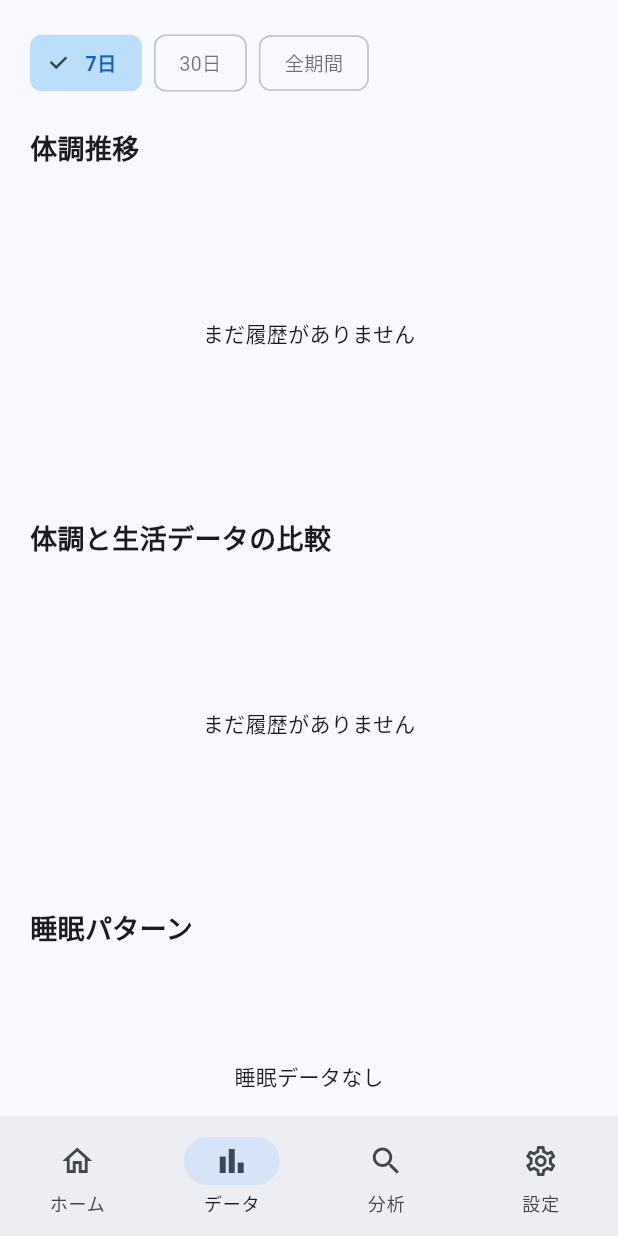
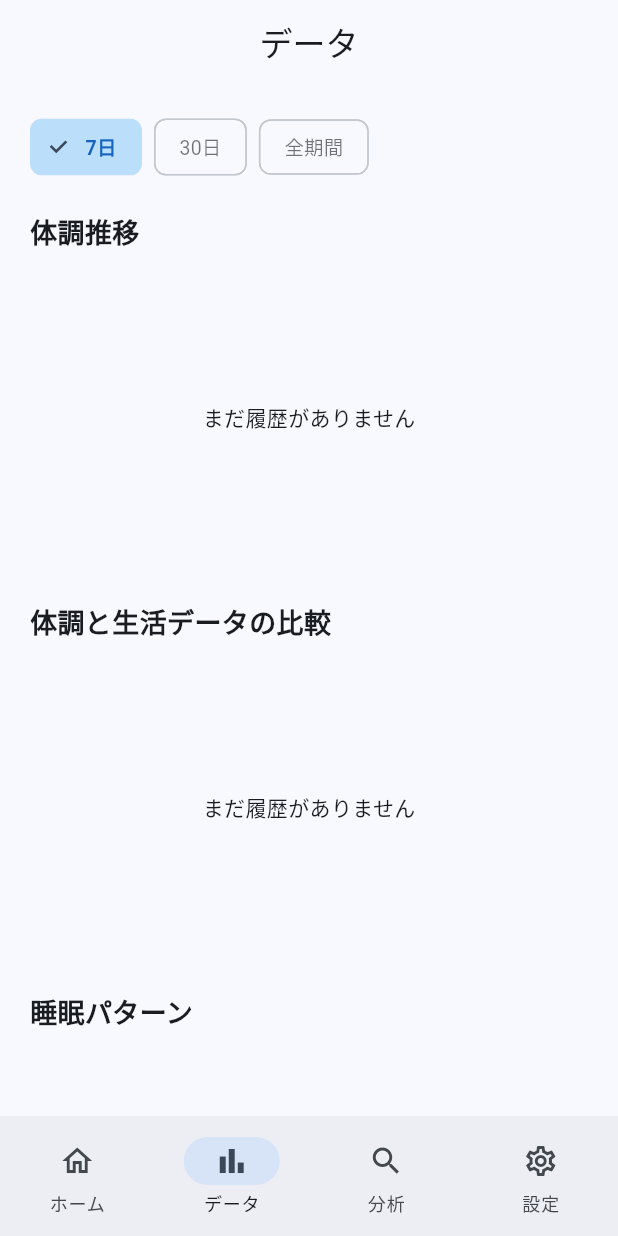
Before and after one commit to nuwaaaa/health-predictor, a Flutter app: the screen it shows once a user with an empty profile is signed in, item 2 of the bottom bar chosen, after a tap on "7日", on a phone screen of 412 x 824 dp. Run offline on Flutter 3.47's test engine with Material 3 defaults, Android fonts, the phone set to English and light mode, and no system bars; our stand-ins replace cloud_firestore, firebase_auth, firebase_core, fl_chart; missing offline and left inert: health; accounts and stored records are empty.

Commit message:
各タブページにAppBarを追加
ホーム・データ・分析・設定の各タブにScaffold+AppBarを追加し、
スクロールしても上部に固定されるタイトルバーを表示。

https://claude.ai/code/session_0143mwMdmz3qenakJWrWSMef

```diff
--- a/lib/pages/analysis_page.dart
+++ b/lib/pages/analysis_page.dart
@@ -77,17 +77,19 @@ class _AnalysisPageState extends State<AnalysisPage> {
     final pred = widget.prediction;
     final status = widget.status;
 
-    // 14日未満の場合
-    if (!status.ready) {
-      return _buildNotReady();
-    }
-
-    return SingleChildScrollView(
-      padding: const EdgeInsets.symmetric(horizontal: 20),
-      child: Column(
-        crossAxisAlignment: CrossAxisAlignment.start,
-        children: [
-          const SizedBox(height: 18),
+    return Scaffold(
+      appBar: AppBar(
+        title: const Text('分析'),
+        centerTitle: true,
+      ),
+      body: !status.ready
+          ? _buildNotReady()
+          : SingleChildScrollView(
+              padding: const EdgeInsets.symmetric(horizontal: 20),
+              child: Column(
+                crossAxisAlignment: CrossAxisAlignment.start,
+                children: [
+                  const SizedBox(height: 18),
 
           // --- 不調の基準 ---
           _sectionTitle('あなたの「不調」の基準'),
@@ -131,6 +133,7 @@ class _AnalysisPageState extends State<AnalysisPage> {
           const SizedBox(height: 30),
         ],
       ),
+    ),
     );
   }
 
--- a/lib/pages/data_page.dart
+++ b/lib/pages/data_page.dart
@@ -89,12 +89,17 @@ class _DataPageState extends State<DataPage> {
 
   @override
   Widget build(BuildContext context) {
-    return RefreshIndicator(
-      onRefresh: widget.onReload,
-      child: SingleChildScrollView(
-        physics: const AlwaysScrollableScrollPhysics(),
-        padding: const EdgeInsets.symmetric(horizontal: 20),
-        child: Column(
+    return Scaffold(
+      appBar: AppBar(
+        title: const Text('データ'),
+        centerTitle: true,
+      ),
+      body: RefreshIndicator(
+        onRefresh: widget.onReload,
+        child: SingleChildScrollView(
+          physics: const AlwaysScrollableScrollPhysics(),
+          padding: const EdgeInsets.symmetric(horizontal: 20),
+          child: Column(
           crossAxisAlignment: CrossAxisAlignment.start,
           children: [
             const SizedBox(height: 18),
@@ -158,6 +163,7 @@ class _DataPageState extends State<DataPage> {
           ],
         ),
       ),
+      ),
     );
   }
 
--- a/lib/pages/home_page.dart
+++ b/lib/pages/home_page.dart
@@ -77,9 +77,14 @@ class _HomePageState extends State<HomePage> {
 
   @override
   Widget build(BuildContext context) {
-    return RefreshIndicator(
-      onRefresh: widget.onReload,
-      child: SingleChildScrollView(
+    return Scaffold(
+      appBar: AppBar(
+        title: const Text('ホーム'),
+        centerTitle: true,
+      ),
+      body: RefreshIndicator(
+        onRefresh: widget.onReload,
+        child: SingleChildScrollView(
         physics: const AlwaysScrollableScrollPhysics(),
         padding: const EdgeInsets.symmetric(horizontal: 20),
         child: Column(
@@ -154,6 +159,7 @@ class _HomePageState extends State<HomePage> {
             const SizedBox(height: 30),
           ],
         ),
+      ),
       ),
     );
   }
--- a/lib/pages/settings_page.dart
+++ b/lib/pages/settings_page.dart
@@ -70,12 +70,17 @@ class _SettingsPageState extends State<SettingsPage> {
 
   @override
   Widget build(BuildContext context) {
-    return SingleChildScrollView(
-      padding: const EdgeInsets.symmetric(horizontal: 20),
-      child: Column(
-        crossAxisAlignment: CrossAxisAlignment.start,
-        children: [
-          const SizedBox(height: 18),
+    return Scaffold(
+      appBar: AppBar(
+        title: const Text('設定'),
+        centerTitle: true,
+      ),
+      body: SingleChildScrollView(
+        padding: const EdgeInsets.symmetric(horizontal: 20),
+        child: Column(
+          crossAxisAlignment: CrossAxisAlignment.start,
+          children: [
+            const SizedBox(height: 18),
 
           // --- ヘルスケア連携 ---
           _sectionTitle('ヘルスケア連携'),
@@ -152,6 +157,7 @@ class _SettingsPageState extends State<SettingsPage> {
           const SizedBox(height: 30),
         ],
       ),
+      ),
     );
   }
 
```
